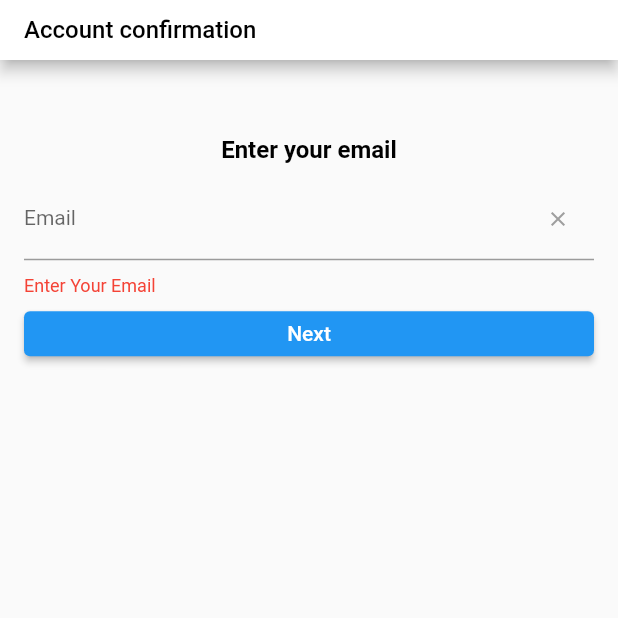
After one commit to congth2001/android_project, a Flutter app: the CreateAccountSendEmail screen opened directly, after a tap on "Next", on a phone screen of 412 x 824 dp, the top half of it. The commit adds this screen. Run offline on Flutter 3.47's test engine with Material 2 defaults, Android fonts, the phone set to English and light mode, and no system bars; our stand-ins replace font_awesome_flutter, image_picker, like_button, loading_animation_widget, scroll_date_picker, shared_preferences and 1 more; missing offline and left inert: flutter_inappwebview, image_cropper_for_web, image_picker_for_web; accounts and stored records are empty; network calls fail.

Commit message:
send email

```diff
--- /dev/null
+++ b/lib/pages/create_account/create_account_send_email.dart
@@ -0,0 +1,142 @@
+// ignore_for_file: prefer_const_constructors
+import 'dart:convert';
+import 'dart:math';
+
+import 'package:photo_picker_initial/pages/create_account/account_confirmation.dart';
+import 'package:flutter/material.dart';
+import '../../shared/font_size.dart';
+import 'package:http/http.dart' as http;
+
+class CreateAccountSendEmail extends StatefulWidget {
+  const CreateAccountSendEmail({Key? key}) : super(key: key);
+
+  @override
+  State<CreateAccountSendEmail> createState() => _CreateAccountSendEmailState();
+}
+
+class _CreateAccountSendEmailState extends State<CreateAccountSendEmail> {
+  final emailInputController = TextEditingController();
+  bool isValid = true;
+  bool isSent = false;
+  int otp = 0;
+
+  Future sendEmail() async {
+    final url = Uri.parse("https://api.emailjs.com/api/v1.0/email/send");
+    const serviceId = "service_2lmyj2t";
+    const templateId = "template_dq38juy";
+    const userId = "Drb3pccQ2j2USAV-t";
+    setState(() {
+      otp = 100000 + Random().nextInt(900000);
+    });
+    final response = await http.post(
+      url,
+      headers: {'Content-Type': 'application/json'},
+      body: json.encode({
+        "service_id": serviceId,
+        "template_id": templateId,
+        "user_id": userId,
+        "template_params":{
+          "email": emailInputController.text,
+          "message": otp
+        }
+      })
+    );
+    return response.statusCode;
+  }
+
+  @override
+  void dispose() {
+    emailInputController.dispose();
+    super.dispose();
+  }
+
+  @override
+  Widget build(BuildContext context) {
+    double height = MediaQuery.of(context).size.height;
+    return Scaffold(
+        appBar: AppBar(
+            toolbarHeight: 40,
+            backgroundColor: Colors.white,
+            title: Text('Account confirmation',
+                style: TextStyle(
+                    color: Colors.black, fontSize: FontSize.titleSize))),
+        body: SingleChildScrollView(
+            child: Container(
+          padding: const EdgeInsets.symmetric(horizontal: 16, vertical: 10),
+          height: (height - 40),
+          child: Column(
+              mainAxisAlignment: MainAxisAlignment.start,
+              children: [
+                Column(
+                  children: [
+                    SizedBox(height: 40),
+                    Center(
+                        child: Text(
+                          'Enter your email',
+                            style: TextStyle(
+                              color: Colors.black,
+                                fontSize: FontSize.titleSize,
+                                fontWeight: FontWeight.bold))),
+                    SizedBox(height: 10),
+                    TextField(
+                        onChanged: (value) {
+                          if (value.isNotEmpty) {
+                            setState(() {
+                              isValid = true;
+                            });
+                          }else{
+                            setState(() {
+                              isValid = false;
+                            });
+                          }
+                        },
+                        controller: emailInputController,
+                        style: TextStyle(fontSize: FontSize.contentSize),
+                        decoration: InputDecoration(
+                          suffixIcon: IconButton(
+                            icon:
+                                Icon(Icons.clear, color: Colors.grey, size: 16),
+                            onPressed: () {
+                              emailInputController.clear();
+                            },
+                          ),
+                          labelText: 'Email',
+                        )
+                    ),
+                    SizedBox(height: 10),
+                    !isValid
+                        ? Align(
+                            alignment: Alignment.centerLeft,
+                            child: Text(
+                                  'Enter Your Email',
+                                style:
+                                    TextStyle(fontSize: 12, color: Colors.red)))
+                        : Text(''),
+                    SizedBox(
+                      height: 10,
+                    ),
+                    SizedBox(
+                      width: double.infinity,
+                      height: 30,
+                      child: ElevatedButton(
+                          onPressed: () {
+                            if (emailInputController.text.isEmpty) {
+                              setState(() {
+                                isValid = false;
+                              });
+                            } else {
+                              sendEmail();
+                              Navigator.pushAndRemoveUntil(context, MaterialPageRoute(builder:(context)=>AccountConfirmationPage()), (route) => false);
+                            }},
+                            child: Text(
+                            'Next',
+                            style: TextStyle(fontSize: FontSize.contentSize),
+                          )
+                      )
+        )
+              ])
+              ]))));
+
+  }
+
+}
--- a/lib/pages/create_account/signing_in.dart
+++ b/lib/pages/create_account/signing_in.dart
@@ -2,7 +2,7 @@
 
 import 'dart:async';
 
-import 'package:photo_picker_initial/pages/create_account/account_confirmation.dart';
+import 'package:photo_picker_initial/pages/create_account/create_account_send_email.dart';
 import 'package:flutter/material.dart';
 import 'package:flutter/src/foundation/key.dart';
 import 'package:flutter/src/widgets/container.dart';
@@ -48,7 +48,7 @@ class _SigningInPageState extends State<SigningInPage> {
                             context,
                             MaterialPageRoute(
                                 builder: (context) =>
-                                    AccountConfirmationPage()),
+                                    CreateAccountSendEmail()),
                             (route) => false);
                       },
                     ),
@@ -150,7 +150,7 @@ class _SigningInPageState extends State<SigningInPage> {
                                                     context,
                                                     MaterialPageRoute(
                                                         builder: (context) =>
-                                                            AccountConfirmationPage()),
+                                                            CreateAccountSendEmail()),
                                                     (route) => false);
                                               },
                                               child: Text('OK',
```
Also changed, not shown: lib/pages/create_account/account_confirmation.dart (+23 -1 lines).
